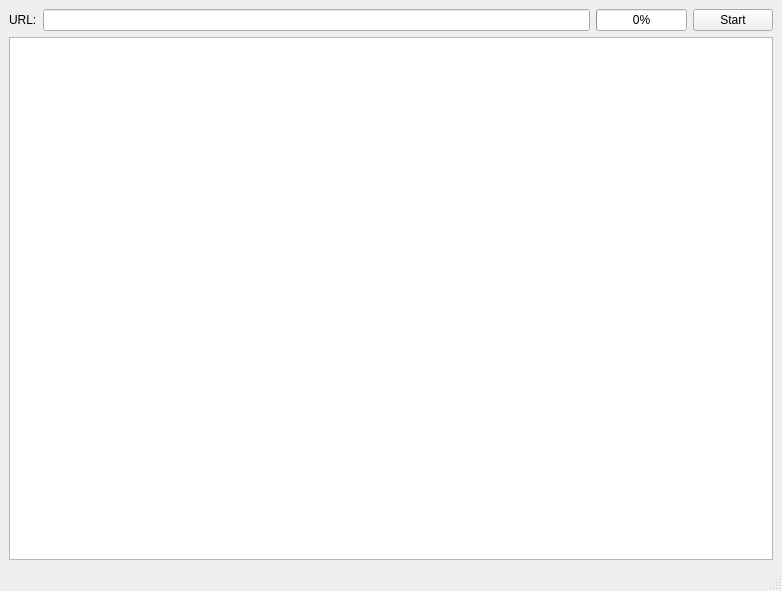
Old version of the form src/untitled.ui in the repository AsGreyWolf/FtpWalker.
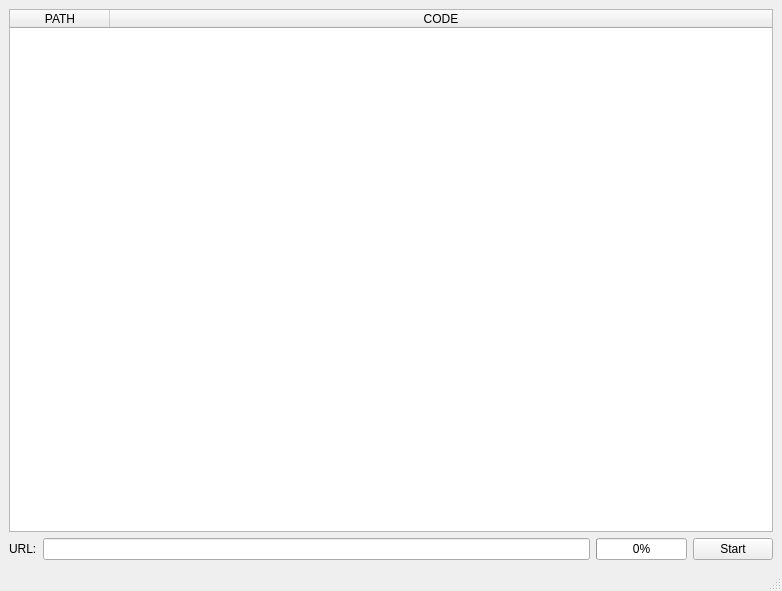
New version of the form.

```diff
--- a/src/untitled.ui
+++ b/src/untitled.ui
@@ -19,13 +19,39 @@
    </property>
    <layout class="QGridLayout" name="gridLayout">
     <item row="0" column="0">
-     <layout class="QVBoxLayout" name="verticalLayout" stretch="1,10">
+     <layout class="QVBoxLayout" name="verticalLayout" stretch="100,1">
       <property name="sizeConstraint">
        <enum>QLayout::SetDefaultConstraint</enum>
       </property>
       <property name="margin">
        <number>0</number>
       </property>
+      <item>
+       <widget class="QTableWidget" name="tableWidget">
+        <property name="sortingEnabled">
+         <bool>true</bool>
+        </property>
+        <property name="columnCount">
+         <number>2</number>
+        </property>
+        <attribute name="horizontalHeaderHighlightSections">
+         <bool>true</bool>
+        </attribute>
+        <attribute name="horizontalHeaderStretchLastSection">
+         <bool>true</bool>
+        </attribute>
+        <column>
+         <property name="text">
+          <string>PATH</string>
+         </property>
+        </column>
+        <column>
+         <property name="text">
+          <string>CODE</string>
+         </property>
+        </column>
+       </widget>
+      </item>
       <item>
        <layout class="QHBoxLayout" name="horizontalLayout" stretch="0,10,0,0">
         <item>
@@ -61,9 +87,6 @@
         </item>
        </layout>
       </item>
-      <item>
-       <widget class="QListWidget" name="listWidget"/>
-      </item>
      </layout>
     </item>
    </layout>
```
